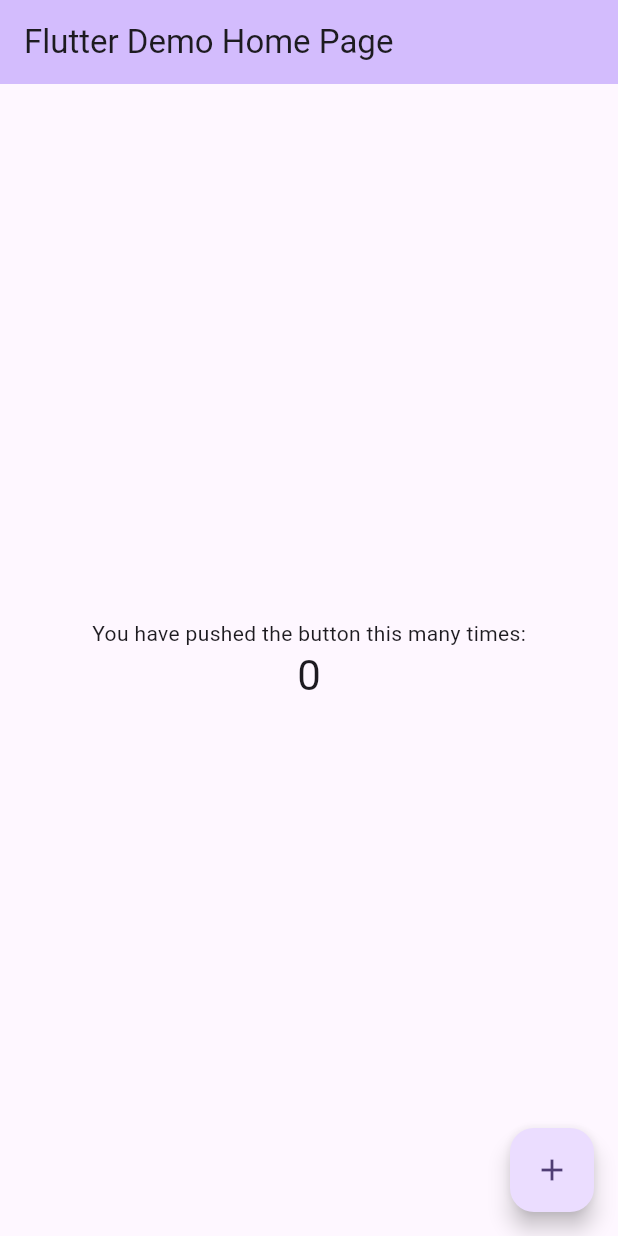
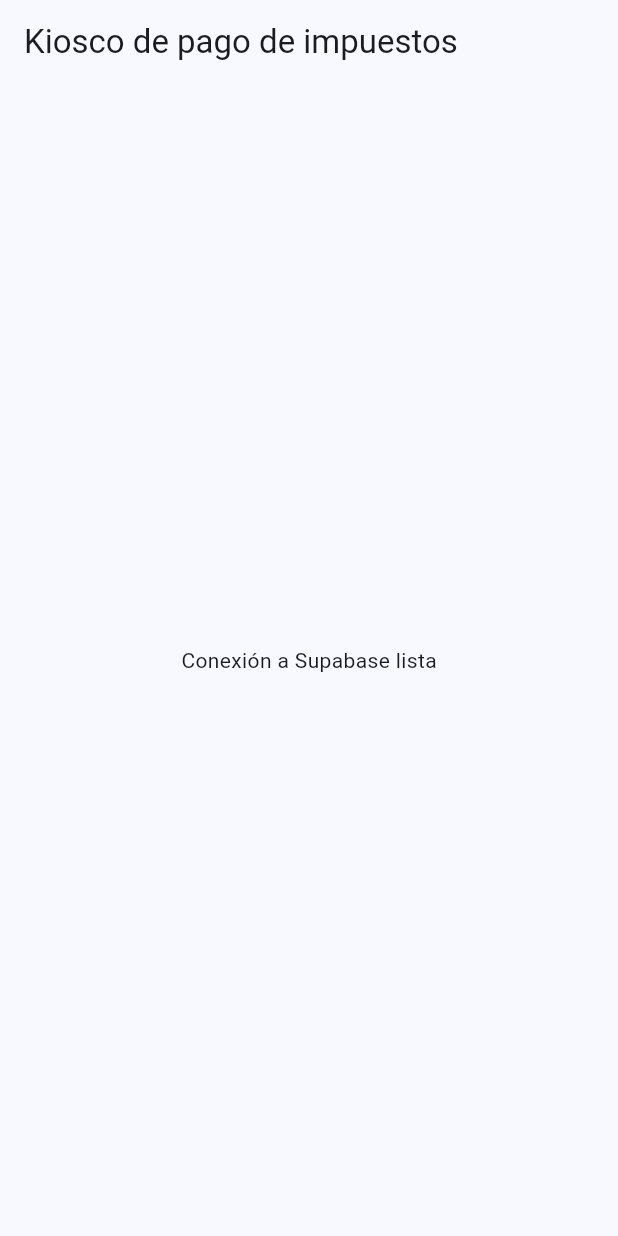
Before and after one commit to josephbesserini1/tesis-impuestos-aeroportuarios, a Flutter app: the screen it shows after launch, on a phone screen of 412 x 824 dp. Run offline on Flutter 3.47's test engine with Material 3 defaults, Android fonts, the phone set to English and light mode, and no system bars; our stand-ins replace supabase_flutter; accounts and stored records are empty.

Commit message:
Conectar app Flutter con Supabase

```diff
--- a/app_flutter/lib/main.dart
+++ b/app_flutter/lib/main.dart
@@ -1,121 +1,44 @@
 import 'package:flutter/material.dart';
+import 'package:supabase_flutter/supabase_flutter.dart';
 
-void main() {
+Future<void> main() async {
+  WidgetsFlutterBinding.ensureInitialized();
+
+  await Supabase.initialize(
+    url: 'https://ikcvhwtydiganghvftvi.supabase.co',
+    anonKey: 'sb_publishable_kyoVdqx22v4pmB1YNw1XTQ_og3alADa',
+  );
+
   runApp(const MyApp());
 }
+
+final supabase = Supabase.instance.client;
 
 class MyApp extends StatelessWidget {
   const MyApp({super.key});
 
-  // This widget is the root of your application.
   @override
   Widget build(BuildContext context) {
     return MaterialApp(
-      title: 'Flutter Demo',
+      title: 'Kiosco Impuestos Aeroportuarios',
       theme: ThemeData(
-        // This is the theme of your application.
-        //
-        // TRY THIS: Try running your application with "flutter run". You'll see
-        // the application has a purple toolbar. Then, without quitting the app,
-        // try changing the seedColor in the colorScheme below to Colors.green
-        // and then invoke "hot reload" (save your changes or press the "hot
-        // reload" button in a Flutter-supported IDE, or press "r" if you used
-        // the command line to start the app).
-        //
-        // Notice that the counter didn't reset back to zero; the application
-        // state is not lost during the reload. To reset the state, use hot
-        // restart instead.
-        //
-        // This works for code too, not just values: Most code changes can be
-        // tested with just a hot reload.
-        colorScheme: .fromSeed(seedColor: Colors.deepPurple),
+        colorScheme: ColorScheme.fromSeed(seedColor: Colors.blue),
+        useMaterial3: true,
       ),
-      home: const MyHomePage(title: 'Flutter Demo Home Page'),
+      home: const HomePage(),
     );
   }
 }
 
-class MyHomePage extends StatefulWidget {
-  const MyHomePage({super.key, required this.title});
-
-  // This widget is the home page of your application. It is stateful, meaning
-  // that it has a State object (defined below) that contains fields that affect
-  // how it looks.
-
-  // This class is the configuration for the state. It holds the values (in this
-  // case the title) provided by the parent (in this case the App widget) and
-  // used by the build method of the State. Fields in a Widget subclass are
-  // always marked "final".
-
-  final String title;
-
-  @override
-  State<MyHomePage> createState() => _MyHomePageState();
-}
-
-class _MyHomePageState extends State<MyHomePage> {
-  int _counter = 0;
-
-  void _incrementCounter() {
-    setState(() {
-      // This call to setState tells the Flutter framework that something has
-      // changed in this State, which causes it to rerun the build method below
-      // so that the display can reflect the updated values. If we changed
-      // _counter without calling setState(), then the build method would not be
-      // called again, and so nothing would appear to happen.
-      _counter++;
-    });
-  }
+class HomePage extends StatelessWidget {
+  const HomePage({super.key});
 
   @override
   Widget build(BuildContext context) {
-    // This method is rerun every time setState is called, for instance as done
-    // by the _incrementCounter method above.
-    //
-    // The Flutter framework has been optimized to make rerunning build methods
-    // fast, so that you can just rebuild anything that needs updating rather
-    // than having to individually change instances of widgets.
     return Scaffold(
-      appBar: AppBar(
-        // TRY THIS: Try changing the color here to a specific color (to
-        // Colors.amber, perhaps?) and trigger a hot reload to see the AppBar
-        // change color while the other colors stay the same.
-        backgroundColor: Theme.of(context).colorScheme.inversePrimary,
-        // Here we take the value from the MyHomePage object that was created by
-        // the App.build method, and use it to set our appbar title.
-        title: Text(widget.title),
-      ),
-      body: Center(
-        // Center is a layout widget. It takes a single child and positions it
-        // in the middle of the parent.
-        child: Column(
-          // Column is also a layout widget. It takes a list of children and
-          // arranges them vertically. By default, it sizes itself to fit its
-          // children horizontally, and tries to be as tall as its parent.
-          //
-          // Column has various properties to control how it sizes itself and
-          // how it positions its children. Here we use mainAxisAlignment to
-          // center the children vertically; the main axis here is the vertical
-          // axis because Columns are vertical (the cross axis would be
-          // horizontal).
-          //
-          // TRY THIS: Invoke "debug painting" (choose the "Toggle Debug Paint"
-          // action in the IDE, or press "p" in the console), to see the
-          // wireframe for each widget.
-          mainAxisAlignment: .center,
-          children: [
-            const Text('You have pushed the button this many times:'),
-            Text(
-              '$_counter',
-              style: Theme.of(context).textTheme.headlineMedium,
-            ),
-          ],
-        ),
-      ),
-      floatingActionButton: FloatingActionButton(
-        onPressed: _incrementCounter,
-        tooltip: 'Increment',
-        child: const Icon(Icons.add),
+      appBar: AppBar(title: const Text('Kiosco de pago de impuestos')),
+      body: const Center(
+        child: Text('Conexión a Supabase lista'),
       ),
     );
   }
```
